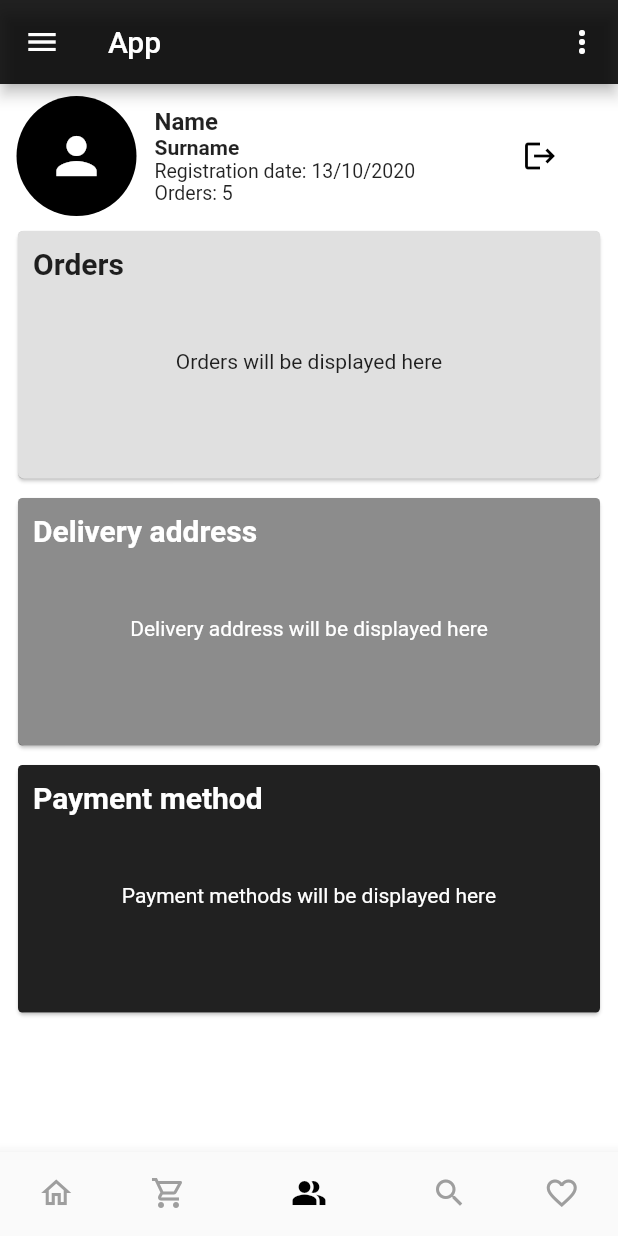
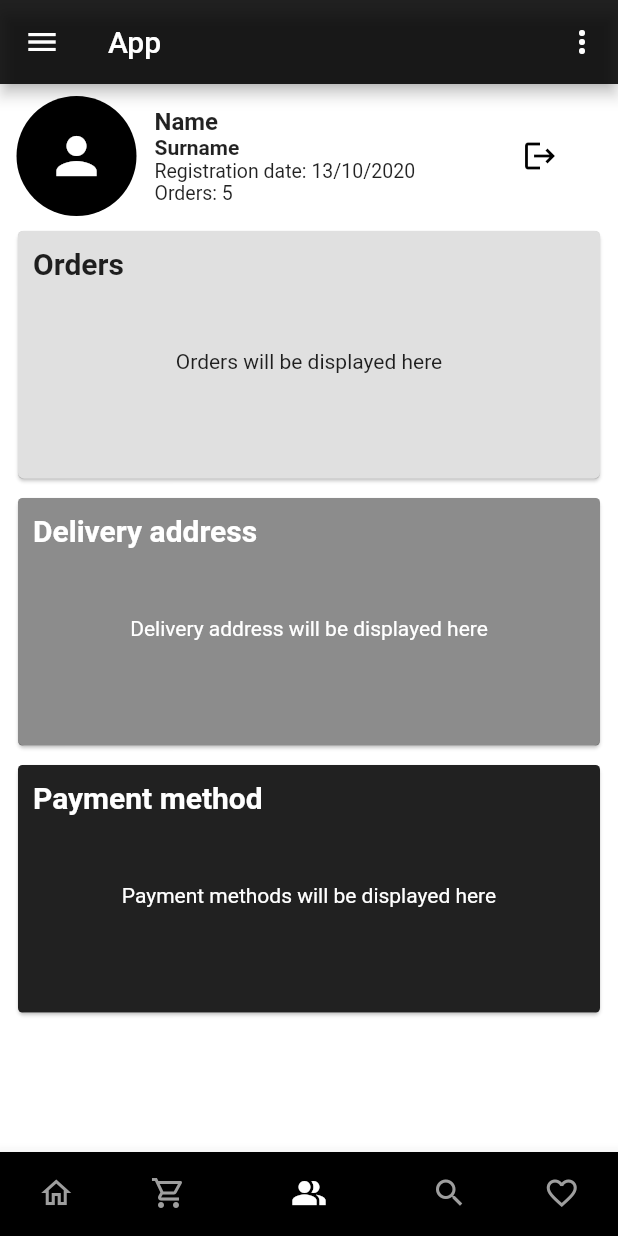
Before and after one commit to uizentrum/prestashop_app, a Flutter app: the BottomNavBar screen opened directly, item 3 of the bottom bar chosen, on a phone screen of 412 x 824 dp. Run offline on Flutter 3.47's test engine with Material 2 defaults, Android fonts, the phone set to English and light mode, and no system bars; our stand-ins replace bloc, webview_flutter; network calls fail.

Commit message:
30_10_2020_black_ed

```diff
--- a/lib/home_screen_1.dart
+++ b/lib/home_screen_1.dart
@@ -150,8 +150,9 @@ class _BottomNavBarState extends State<BottomNavBar> {
               ),
             title: Text('Home'),
             activeIcon: Icon(Icons.home,
-            color: Colors.black,
+            color: Colors.white,
             ),
+              backgroundColor: Colors.black
           ),
           BottomNavigationBarItem(
             icon: Icon(
@@ -162,6 +163,7 @@ class _BottomNavBarState extends State<BottomNavBar> {
             activeIcon: Icon(Icons.shopping_cart,
               color: Colors.black,
             ),
+              backgroundColor: Colors.white
           ),
           BottomNavigationBarItem(
             icon: Icon(
@@ -170,8 +172,9 @@ class _BottomNavBarState extends State<BottomNavBar> {
             ),
             title: Text('User account'),
             activeIcon: Icon(Icons.people_alt,
-              color: Colors.black,
+              color: Colors.white,
             ),
+              backgroundColor: Colors.black
           ),
           BottomNavigationBarItem(
             icon: Icon(
@@ -182,6 +185,7 @@ class _BottomNavBarState extends State<BottomNavBar> {
             activeIcon: Icon(Icons.saved_search,
               color: Colors.black,
             ),
+              backgroundColor: Colors.white
           ),
           BottomNavigationBarItem(
             icon: Icon(
@@ -190,8 +194,9 @@ class _BottomNavBarState extends State<BottomNavBar> {
             ),
             title: Text('Favorite'),
             activeIcon: Icon(Icons.favorite,
-              color: Colors.black,
+              color: Colors.white,
             ),
+            backgroundColor: Colors.black
           ),
         ],
         onTap: (index) {
@@ -199,6 +204,8 @@ class _BottomNavBarState extends State<BottomNavBar> {
             _selectedIndex = index;
           });
         },
+        //backgroundColor: Colors.black,
+
       ),
       body: _widgetOptions.elementAt(_selectedIndex),
     );
```
